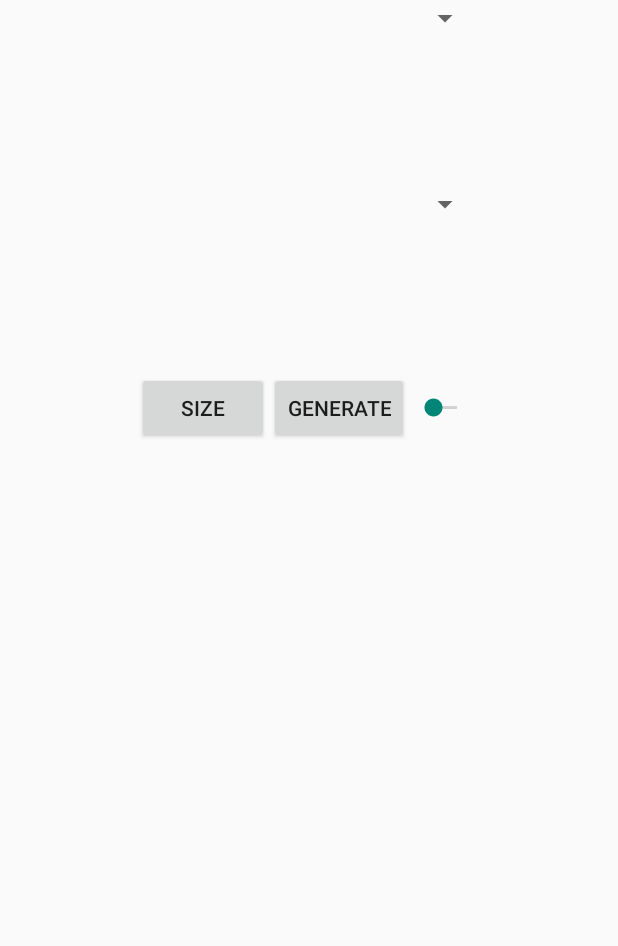
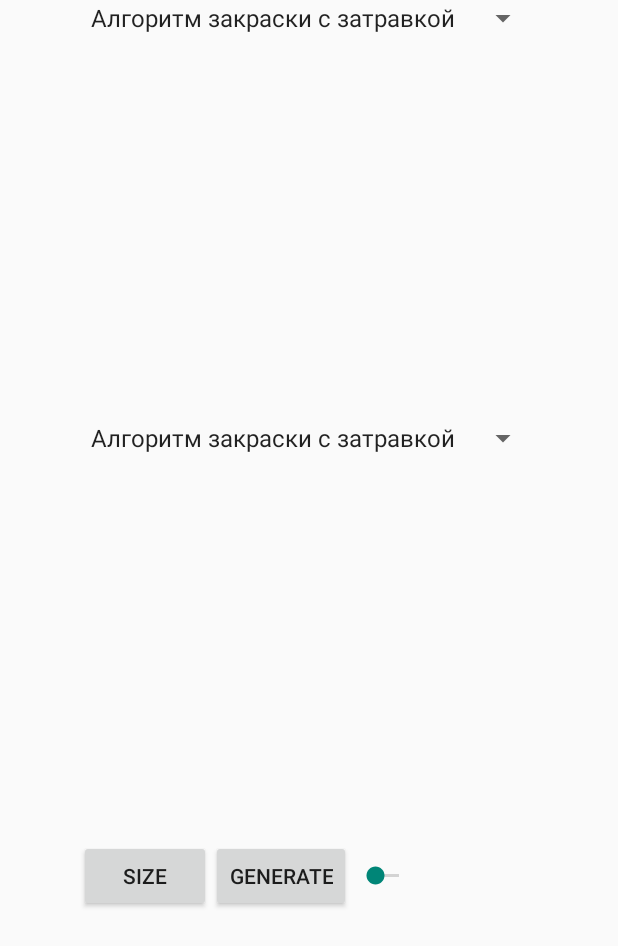
Before and after one commit to ReDsn0W535/Demo, an Android app: the screen it shows after launch (MainActivity), on a phone screen of 412 x 824 dp. Shown: the top 946 px of the screen. Run offline under Robolectric (Android 15) with nearby library versions, the phone set to English and light mode, and no system bars.

Commit message:
Added Recursive fill, VIew major update

```diff
--- a/app/src/main/java/com/example/greenpoison/rocketbank/model/inter/IMainAModel.kt
+++ b/app/src/main/java/com/example/greenpoison/rocketbank/model/inter/IMainAModel.kt
@@ -5,5 +5,7 @@ import android.graphics.Canvas
 import android.graphics.Point
 
 interface IMainAModel{
-    fun DrawRandPoints(canvas: Canvas, DRAW_PERMISSION : Boolean)
+    fun DrawRandPoints(bitmap: Bitmap, number : Int)
+    fun RestorePoints(bitmap: Bitmap, number : Int)
+    fun FillSeed(bitmap: Bitmap, x: Int, y : Int)
 }
--- a/app/src/main/java/com/example/greenpoison/rocketbank/presenter/impl/MainAPresenterImpl.kt
+++ b/app/src/main/java/com/example/greenpoison/rocketbank/presenter/impl/MainAPresenterImpl.kt
@@ -2,13 +2,19 @@ package com.example.greenpoison.rocketbank.presenter.impl
 
 import android.graphics.Bitmap
 import android.graphics.Canvas
-import android.graphics.Point
 import com.example.greenpoison.rocketbank.model.impl.MainAModelImpl
 import com.example.greenpoison.rocketbank.model.inter.IMainAModel
 import com.example.greenpoison.rocketbank.presenter.inter.IMainAPresenter
+import com.example.greenpoison.rocketbank.view.activity.Action
 import com.example.greenpoison.rocketbank.view.inter.IMainAView
 
 class MainAPresenterImpl(private val mIMainAView: IMainAView) : IMainAPresenter {
+    override fun Fill(bitmap: Bitmap, x: Int, y: Int, cur_action : Action) {
+        if (cur_action == Action.SEEDALG){
+            (mIMainAModel as MainAModelImpl).FillSeed(bitmap, x, y)
+        }
+    }
+
     override fun SetDrawViewSize() {
 
     }
@@ -19,8 +25,12 @@ class MainAPresenterImpl(private val mIMainAView: IMainAView) : IMainAPresenter
         mIMainAModel = MainAModelImpl()
     }
 
-    override fun GetPoints(canvas: Canvas, DRAW_PERMISSION : Boolean)  {
-        (mIMainAModel as MainAModelImpl).DrawRandPoints(canvas, DRAW_PERMISSION)
+    override fun Draw(bitmap: Bitmap, number : Int, cur_action : Action)  {
+        if (cur_action == Action.FIRST_DRAW) {
+            (mIMainAModel as MainAModelImpl).DrawRandPoints(bitmap, number)
+        } else if (cur_action == Action.RESTORE){
+            (mIMainAModel as MainAModelImpl).RestorePoints(bitmap, number)
+        }
     }
 
 }
--- a/app/src/main/java/com/example/greenpoison/rocketbank/presenter/inter/IMainAPresenter.kt
+++ b/app/src/main/java/com/example/greenpoison/rocketbank/presenter/inter/IMainAPresenter.kt
@@ -2,9 +2,10 @@ package com.example.greenpoison.rocketbank.presenter.inter
 
 import android.graphics.Bitmap
 import android.graphics.Canvas
-import android.graphics.Point
+import com.example.greenpoison.rocketbank.view.activity.Action
 
 interface IMainAPresenter{
-    fun GetPoints(canvas: Canvas, DRAW_PERMISSION : Boolean)
+    fun Draw(bitmap: Bitmap, number : Int, cur_action : Action)
     fun SetDrawViewSize()
+    fun Fill(bitmap: Bitmap, x : Int, y : Int, cur_action : Action)
 }
--- a/app/src/main/java/com/example/greenpoison/rocketbank/view/activity/MainActivity.kt
+++ b/app/src/main/java/com/example/greenpoison/rocketbank/view/activity/MainActivity.kt
@@ -1,34 +1,36 @@
 package com.example.greenpoison.rocketbank.view.activity
 
-import android.app.PendingIntent.getActivity
 import android.content.Context
-import android.content.DialogInterface
 import android.graphics.Canvas
+import android.graphics.drawable.Drawable
 import android.os.Bundle
 import android.support.v7.app.AlertDialog
 import android.support.v7.app.AppCompatActivity
 import android.util.AttributeSet
+import android.view.MotionEvent
 import android.view.View
-import android.widget.Button
-import android.widget.Toast
+import android.widget.*
+import android.widget.AdapterView.OnItemSelectedListener
 import com.example.greenpoison.rocketbank.R
 import com.example.greenpoison.rocketbank.presenter.impl.MainAPresenterImpl
 import com.example.greenpoison.rocketbank.presenter.inter.IMainAPresenter
+import com.example.greenpoison.rocketbank.view.fragment.DialogScreen
 import com.example.greenpoison.rocketbank.view.inter.IMainAView
-import android.content.DialogInterface.OnClickListener
+import android.graphics.Bitmap
+import android.graphics.Paint
 import android.util.Log
-import android.util.TypedValue
-import android.view.LayoutInflater
-import android.widget.EditText
-import com.example.greenpoison.rocketbank.view.fragment.DialogScreen
 
-var PERMISSION_OBTAINED = false
+
+enum class Action { FIRST_DRAW, SEEDALG, XORALG, INDEFINITELY, RESTORE }
+
 var mIMainAPresenter: IMainAPresenter? = null
+
 class MainActivity : AppCompatActivity(), IMainAView {
-    lateinit var dialog : AlertDialog
-    lateinit var drawView1 : DrawView
-    lateinit var drawView2 : DrawView
-
+    lateinit var dialog: AlertDialog
+    lateinit var drawView1: DrawView
+    lateinit var drawView2: DrawView
+    lateinit var spinner1: Spinner
+    lateinit var spinner2: Spinner
     override fun <T> request(requestFlag: Int): T? {
         TODO("not implemented") //To change body of created functions use File | Settings | File Templates.
     }
@@ -38,20 +40,51 @@ class MainActivity : AppCompatActivity(), IMainAView {
     }
 
 
-
     override fun onCreate(savedInstanceState: Bundle?) {
         super.onCreate(savedInstanceState)
         mIMainAPresenter = MainAPresenterImpl(this)
         setContentView(R.layout.activity_main)
         drawView1 = findViewById(R.id.drawView)
+        drawView1.set_number(1)
         drawView2 = findViewById(R.id.drawView2)
+        drawView2.set_number(2)
+        spinner1 = findViewById(R.id.spinner)
+        spinner2 = findViewById(R.id.spinner2)
+
+
+        val itemSelectedListener1 = object : OnItemSelectedListener     {
+            override fun onItemSelected(parent: AdapterView<*>, view: View, position: Int, id: Long) {
+
+                val item = parent.getItemAtPosition(position) as String
+                drawView1.setFillType(item)
+            }
+
+            override fun onNothingSelected(parent: AdapterView<*>) {
+
+            }
+        }
+        val itemSelectedListener2 = object : OnItemSelectedListener {
+            override fun onItemSelected(parent: AdapterView<*>, view: View, position: Int, id: Long) {
+
+                val item = parent.getItemAtPosition(position) as String
+                drawView1.setFillType(item)
+            }
+
+            override fun onNothingSelected(parent: AdapterView<*>) {
+
+            }
+        }
+
+
+        spinner1.onItemSelectedListener = itemSelectedListener1
+        spinner2.onItemSelectedListener = itemSelectedListener2
         var sizeButton = findViewById<Button>(R.id.button)
         sizeButton.setOnClickListener(oclBtnOk)
         var generateButton = findViewById<Button>(R.id.button2)
         generateButton.setOnClickListener(printPicture)
     }
 
-    var oclBtnOk: View.OnClickListener = object : View.OnClickListener{
+    var oclBtnOk: View.OnClickListener = object : View.OnClickListener {
         override fun onClick(v: View) {
             dialog = DialogScreen().getDialog(this@MainActivity)
             dialog.show()
@@ -59,17 +92,19 @@ class MainActivity : AppCompatActivity(), IMainAView {
         }
 
     }
-    var printPicture: View.OnClickListener = object : View.OnClickListener{
+    var printPicture: View.OnClickListener = object : View.OnClickListener {
         override fun onClick(v: View?) {
-            PERMISSION_OBTAINED = true
+            drawView1.set_action(Action.FIRST_DRAW)
             drawView1.invalidate()
+            drawView2.set_action(Action.FIRST_DRAW)
             drawView2.invalidate()
-            //PERMISSION_OBTAINED = false
+
         }
     }
-    fun initSettings(d : AlertDialog){
+
+    fun initSettings(d: AlertDialog) {
         var button = d.getButton(AlertDialog.BUTTON_POSITIVE)
-        button.setOnClickListener{
+        button.setOnClickListener {
             var new_h = d.findViewById<EditText>(R.id.editHeight)?.text.toString().toInt()
             var new_w = d.findViewById<EditText>(R.id.editWidth)?.text.toString().toInt()
             var params = drawView1.layoutParams
@@ -80,36 +115,61 @@ class MainActivity : AppCompatActivity(), IMainAView {
             params.width = new_w
             params.height = new_h
             drawView1.requestLayout()
-            Log.e("MAIN TAG", "${new_h},    ${new_w}")
+            // Log.e("MAIN TAG", "${new_h},    ${new_w}")
             d.dismiss()
         }
         var button2 = d.getButton(AlertDialog.BUTTON_NEGATIVE)
-        button2.setOnClickListener{
+        button2.setOnClickListener {
             d.dismiss()
         }
     }
 
+    override fun onRestart() {
+        drawView1.set_action(Action.RESTORE)
+        drawView2.set_action(Action.RESTORE)
+        super.onRestart()
+    }
 }
 
-class DrawView: View, IMainAView {
-
-    override fun <T> request(requestFlag: Int): T? {
-        TODO("not implemented") //To change body of created functions use File | Settings | File Templates.
-    }
-
-    override fun <T> response(response: T, responseFlag: Int) {
-        TODO("not implemented") //To change body of created functions use File | Settings | File Templates.
-    }
+class DrawView : ImageView {
+    private var number: Int = 0
+    private var cur_action: Action = Action.INDEFINITELY
+    private var FillType: Action? = Action.SEEDALG
+    private lateinit var drawBitmap : Bitmap
 
     constructor(context: Context?) : super(context)
     constructor(context: Context?, attrs: AttributeSet?) : super(context, attrs)
     constructor(context: Context?, attrs: AttributeSet?, defStyleAttr: Int) : super(context, attrs, defStyleAttr)
     constructor(context: Context?, attrs: AttributeSet?, defStyleAttr: Int, defStyleRes: Int) : super(context, attrs, defStyleAttr, defStyleRes)
 
+    fun set_action(action: Action) {
+        cur_action = action
+    }
+
+    fun set_number(i: Int) {
+        number = i
+    }
+
+    fun setFillType(type: String) {
+        if (type == "Алгоритм закраски с затравкой") FillType = Action.SEEDALG
+        if (type == "Построчная XOR-обработка") FillType = Action.XORALG
+    }
 
     override fun onDraw(canvas: Canvas?) {
-        if (PERMISSION_OBTAINED == true)
-            mIMainAPresenter!!.GetPoints(canvas!!, false)
+        drawBitmap = Bitmap.createBitmap(width,height,Bitmap.Config.ARGB_8888)
+        mIMainAPresenter?.Draw(drawBitmap, number, cur_action)
+        if (canvas != null) {
+            canvas.drawBitmap(drawBitmap,0F,0F, Paint())
+        }
+        cur_action = Action.INDEFINITELY
         super.onDraw(canvas)
     }
+
+    override fun onTouchEvent(event: MotionEvent?): Boolean {
+        Log.e("Touch LOG", "x = ${event?.x?.toInt()}, y = ${event?.y?.toInt()}")
+        if (event != null && FillType != null) {
+            mIMainAPresenter?.Fill(drawBitmap, event.x.toInt(), event.y.toInt(), FillType!!)
+        }
+        return super.onTouchEvent(event)
+    }
 }
--- a/app/src/main/res/layout/activity_main.xml
+++ b/app/src/main/res/layout/activity_main.xml
@@ -18,23 +18,25 @@
 
             <Spinner
                 android:id="@+id/spinner"
-                android:layout_width="match_parent"
-                android:layout_height="match_parent" />
+                android:layout_width="wrap_content"
+                android:layout_height="wrap_content"
+                android:entries="@array/FillMethods"/>
 
             <com.example.greenpoison.rocketbank.view.activity.DrawView
                android:id="@+id/drawView"
-               android:layout_width="100dp"
-               android:layout_height="100dp" />
+               android:layout_width="256dp"
+               android:layout_height="256dp" />
 
             <Spinner
                 android:id="@+id/spinner2"
-                android:layout_width="match_parent"
-                android:layout_height="wrap_content" />
+                android:layout_width="wrap_content"
+                android:layout_height="wrap_content"
+                android:entries="@array/FillMethods"/>
 
             <com.example.greenpoison.rocketbank.view.activity.DrawView
                 android:id="@+id/drawView2"
-                android:layout_width="100dp"
-                android:layout_height="100dp" />
+                android:layout_width="256dp"
+                android:layout_height="256dp" />
 
             <LinearLayout
                 android:layout_width="wrap_content"
--- a/app/src/main/res/values/strings.xml
+++ b/app/src/main/res/values/strings.xml
@@ -3,4 +3,11 @@
     <string name="generate">Generate</string>
     <string name="size">Size</string>
     <string name="name">Name</string>
+
+
+
+    <string-array name="FillMethods">
+        <item>Алгоритм закраски с затравкой</item>
+        <item>Построчная XOR-обработка</item>
+    </string-array>
 </resources>
```
Also changed, not shown: app/build.gradle (+4 -4 lines), app/src/main/java/com/example/greenpoison/rocketbank/model/impl/MainAModelImpl.kt (+90 -20 lines), app/src/main/java/com/example/greenpoison/rocketbank/view/fragment/DialogScreen.kt (+3 -6 lines).
